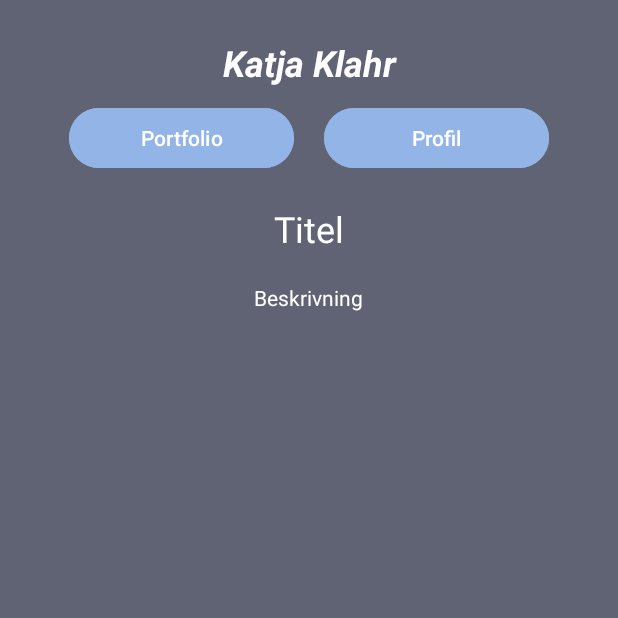
After one commit to z0etz/Codefolio, an Android app: the fragment PortfolioItemFragment placed in its activity, on a phone screen of 412 x 824 dp, the top half of it. The commit adds this screen. Run offline under Robolectric (Android 15) with nearby library versions, the phone set to English and light mode, and no system bars.

Commit message:
Fungerande version efter tillagt PortfolioItem fragment.

```diff
--- a/app/src/main/java/com/katja/codefolio/MainActivity.kt
+++ b/app/src/main/java/com/katja/codefolio/MainActivity.kt
@@ -24,11 +24,9 @@ class MainActivity : AppCompatActivity() {
 
         binding.bPortfolio.setOnClickListener {
             supportFragmentManager.commit {
-                supportFragmentManager.commit {
                     replace(R.id.frameContent, PortfolioFragment())
                 }
             }
-        }
 
         binding.bProfile.setOnClickListener {
             supportFragmentManager.commit {
--- a/app/src/main/java/com/katja/codefolio/PortfolioAdapter.kt
+++ b/app/src/main/java/com/katja/codefolio/PortfolioAdapter.kt
@@ -7,12 +7,14 @@ import android.widget.ImageView
 import android.widget.TextView
 import android.widget.Toast
 import androidx.cardview.widget.CardView
+import androidx.fragment.app.FragmentManager
+import androidx.fragment.app.commit
 import androidx.recyclerview.widget.RecyclerView
 import com.katja.codefolio.databinding.PortfolioItemBinding
 
 
-class PortfolioAdapter(var portfolioItemList: List<PortfolioItem>) :
-    RecyclerView.Adapter<PortfolioAdapter.ViewHolder>() {
+class PortfolioAdapter(private val fragmentManager: FragmentManager,
+                       var portfolioItemList: List<PortfolioItem>): RecyclerView.Adapter<PortfolioAdapter.ViewHolder>() {
 
     class ViewHolder(binding: PortfolioItemBinding) : RecyclerView.ViewHolder(binding.root) {
         val cardView: CardView = binding.root
@@ -33,8 +35,9 @@ class PortfolioAdapter(var portfolioItemList: List<PortfolioItem>) :
         holder.tvDescription.text = currentPortfolioItem.description
         holder.imImage.setImageResource(currentPortfolioItem.imgSrc)
         holder.cardView.setOnClickListener{
-            Toast.makeText(holder.cardView.context, "Clicked on item: ${currentPortfolioItem.title}",
-                Toast.LENGTH_SHORT).show()
+            fragmentManager.commit {
+                replace(R.id.frameContent, PortfolioItemFragment())
+            }
         }
     }
 
--- a/app/src/main/java/com/katja/codefolio/PortfolioFragment.kt
+++ b/app/src/main/java/com/katja/codefolio/PortfolioFragment.kt
@@ -38,7 +38,7 @@ class PortfolioFragment: Fragment() {
         val portfolioList = presenter.createPortfolioList()
 
         // Initialize the adapter with the portfolio list
-        portfolioAdapter = PortfolioAdapter(portfolioList)
+        portfolioAdapter = PortfolioAdapter(requireActivity().supportFragmentManager, portfolioList)
 
         // Set the adapter to the RecyclerView
         rvPortfolio.adapter = portfolioAdapter
--- /dev/null
+++ b/app/src/main/java/com/katja/codefolio/PortfolioItemFragment.kt
@@ -0,0 +1,21 @@
+package com.katja.codefolio
+
+import android.os.Bundle
+import android.view.LayoutInflater
+import android.view.View
+import android.view.ViewGroup
+import androidx.fragment.app.Fragment
+import com.katja.codefolio.databinding.FragmentPortfolioItemBinding
+
+class PortfolioItemFragment : Fragment() {
+
+    lateinit var binding: FragmentPortfolioItemBinding
+    override fun onCreateView(
+        inflater: LayoutInflater,
+        container: ViewGroup?,
+        savedInstanceState: Bundle?
+    ): View? {
+        binding = FragmentPortfolioItemBinding.inflate(layoutInflater, container,false)
+        return binding.root
+    }
+}
--- /dev/null
+++ b/app/src/main/res/layout/fragment_portfolio_item.xml
@@ -0,0 +1,56 @@
+<?xml version="1.0" encoding="utf-8"?>
+<androidx.constraintlayout.widget.ConstraintLayout xmlns:android="http://schemas.android.com/apk/res/android"
+    xmlns:app="http://schemas.android.com/apk/res-auto"
+    xmlns:tools="http://schemas.android.com/tools"
+    android:layout_width="match_parent"
+    android:layout_height="match_parent"
+    tools:context=".MainActivity"
+    android:background="@color/mountain_gray">
+
+    <LinearLayout
+        android:id="@+id/linearLayout2"
+        android:layout_width="match_parent"
+        android:layout_height="match_parent"
+        android:gravity="center_horizontal"
+        android:orientation="vertical"
+        tools:layout_editor_absoluteX="-199dp"
+        tools:layout_editor_absoluteY="152dp">
+
+    <TextView
+        android:id="@+id/itemTitle"
+        android:layout_width="wrap_content"
+        android:layout_height="wrap_content"
+        android:layout_margin="@dimen/margin_small"
+        android:gravity="center_horizontal"
+        android:text="@string/title_dummy"
+        android:textColor="@color/white"
+        android:textSize="@dimen/font_large"
+        app:layout_constraintEnd_toEndOf="parent"
+        app:layout_constraintStart_toStartOf="parent"
+        app:layout_constraintTop_toTopOf="@+id/linearLayout2" />
+
+    <TextView
+        android:id="@+id/itemDescription"
+        android:layout_width="wrap_content"
+        android:layout_height="wrap_content"
+        android:layout_marginHorizontal="@dimen/margin_medium"
+        android:layout_marginVertical="@dimen/margin_small"
+        android:gravity="center_horizontal"
+        android:text="@string/description_dummy"
+        android:textColor="@color/white"
+        android:textSize="@dimen/font_small"
+        app:layout_constraintEnd_toEndOf="parent"
+        app:layout_constraintStart_toStartOf="@+id/linearLayout2"
+        app:layout_constraintTop_toBottomOf="@+id/itemTitle" />
+
+    <androidx.recyclerview.widget.RecyclerView
+        android:id="@+id/rvPortfolioItems"
+        android:layout_width="match_parent"
+        android:layout_height="wrap_content"
+        android:layout_margin="@dimen/margin_medium"
+        app:layout_constraintEnd_toEndOf="parent"
+        app:layout_constraintStart_toStartOf="parent"
+        app:layout_constraintTop_toBottomOf="@+id/itemDescription" />
+
+    </LinearLayout>
+</androidx.constraintlayout.widget.ConstraintLayout>
--- a/app/src/main/res/values/strings.xml
+++ b/app/src/main/res/values/strings.xml
@@ -6,13 +6,15 @@
         i sitt arbete som arkitekt, hon är van vid att arbeta med BIM och samordna projekt.
         Hon vidareutbildar sig nu inom programmering, med siktet inställt på att driva
         digitaliseringen av byggbranschen.</string>
-    <string name="linkedin">https://www.linkedin.com/in/katjatklahr/</string>
+    <string name="linkedin">https://www.linkedin.com/in/katjaklahr/</string>
     <string name="title_activity_profile">ProfileActivity</string>
     <string name="profile">Profil</string>
     <string name="portfolio">Portfolio</string>
     <string name="see_linkedin">Se Katjas LinkedIn-sida</string>
 
     <!-- Portfolio Items strings -->
+    <string name="title_dummy">Titel</string>
+    <string name="description_dummy">Beskrivning</string>
     <string name="title0">App 1</string>
     <string name="shortDescription0">Info om app 1</string>
     <string name="description0">Mer info om app 1</string>
```
Also changed, not shown: app/src/main/java/com/katja/codefolio/AllmightyPresenter.kt (+28 -0 lines), app/src/main/java/com/katja/codefolio/PortfolioItemAdapter.kt (added, +37 -0 lines), app/src/main/java/com/katja/codefolio/ProfileFragment.kt (+15 -1 lines).
